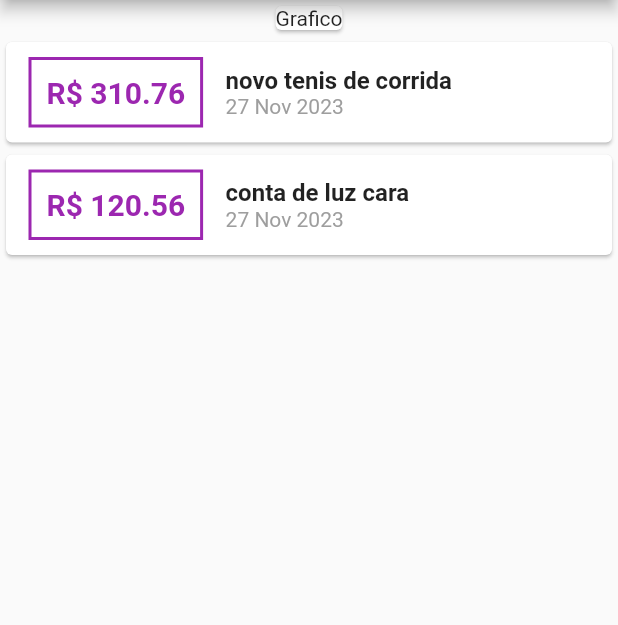
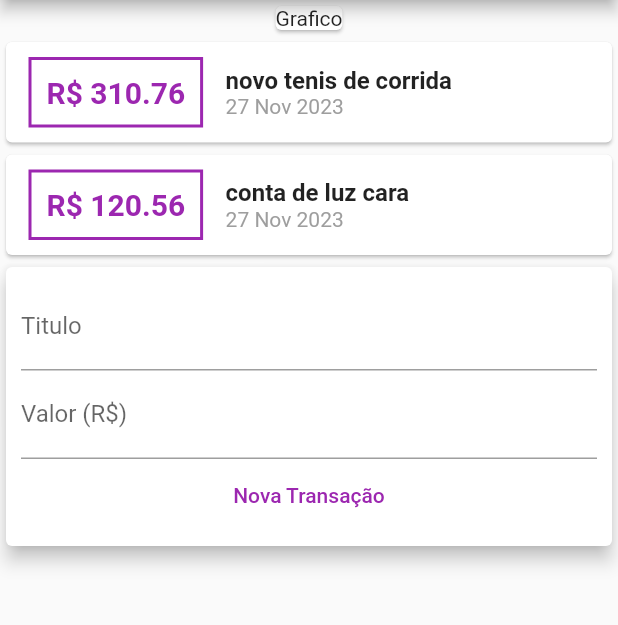
Before and after one commit to burghausen8/DespesasPessoais, a Flutter app: the screen it shows after launch, on a phone screen of 412 x 824 dp, the part 84-709 px from its top. Run offline on Flutter 3.47's test engine with Material 2 defaults, Android fonts, the phone set to English and light mode, and no system bars.

Commit message:
add form

```diff
--- a/lib/main.dart
+++ b/lib/main.dart
@@ -77,6 +77,26 @@ class MyHomePage extends StatelessWidget {
                   ),
                 );
               }).toList(),
+            ),
+            Card(
+              elevation: 5,
+              child: Padding(
+                padding: const EdgeInsets.all(10),
+                child: Column(
+                  children: [
+                    TextField(
+                      decoration: InputDecoration(labelText: 'Titulo'),
+                    ),
+                    TextField(
+                        decoration: InputDecoration(labelText: 'Valor (R\$)')),
+                    TextButton(
+                      onPressed: () {},
+                      child: Text('Nova Transação'),
+                      style: TextButton.styleFrom(primary: Colors.purple),
+                    ),
+                  ],
+                ),
+              ),
             )
           ],
         ));
```
